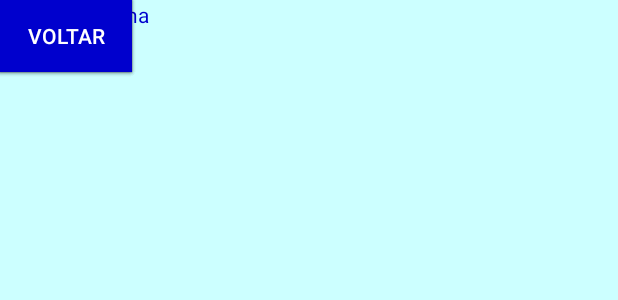
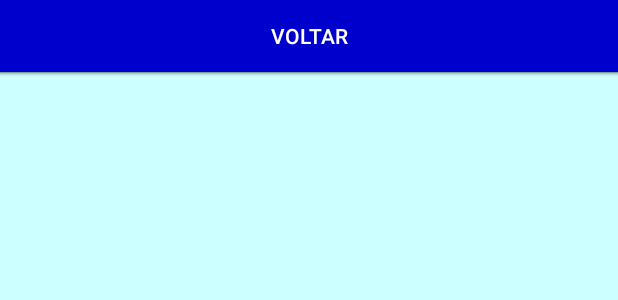
Before and after one commit to CGCavalcante/Health-new, an Android app: the layout activity_horario_medico.xml on its own in the app's theme, with its tools: preview values and no code run, on a phone screen of 412 x 824 dp. Shown: the top 300 px of the screen. Run offline under Robolectric (Android 15) with nearby library versions, the phone set to English and light mode, and no system bars.

```diff
--- a/app/build.gradle
+++ b/app/build.gradle
@@ -5,7 +5,7 @@ android {
     buildToolsVersion "27.0.0"
     defaultConfig {
         applicationId "com.maishealth.maishealth"
-        minSdkVersion 21
+        minSdkVersion 18
         targetSdkVersion 27
         versionCode 1
         versionName "1.0"
--- a/app/src/main/AndroidManifest.xml
+++ b/app/src/main/AndroidManifest.xml
@@ -65,7 +65,9 @@
         <activity
             android:name=".usuario.gui.ListaDeConsultasParaMedicoActivity"
             android:label="@string/label_lista_consultas_medico" />
-        <activity android:name=".HorarioMedico"></activity>
+        <activity android:name=".HorarioMedico">
+
+        </activity>
     </application>
 
 </manifest>
--- a/app/src/main/res/layout/activity_horario_medico.xml
+++ b/app/src/main/res/layout/activity_horario_medico.xml
@@ -4,8 +4,8 @@
     xmlns:tools="http://schemas.android.com/tools"
     android:layout_width="match_parent"
     android:layout_height="match_parent"
-    tools:context="com.maishealth.maishealth.HorarioMedico"
-    android:background="@color/colorFundo">
+    android:background="@color/colorFundo"
+    tools:context="com.maishealth.maishealth.HorarioMedico">
 
     <TextView
         android:id="@+id/textView"
@@ -18,50 +18,50 @@
 
     <Button
         android:id="@+id/button2"
-        android:layout_width="wrap_content"
+        android:layout_width="fill_parent"
         android:layout_height="wrap_content"
+        android:background="@color/colorText"
         android:text="Segunda"
-        android:background="@color/colorText"
         android:textColor="@color/colorTextoBut"
         tools:layout_editor_absoluteX="123dp"
         tools:layout_editor_absoluteY="120dp" />
 
     <Button
         android:id="@+id/button3"
-        android:layout_width="wrap_content"
+        android:layout_width="fill_parent"
         android:layout_height="wrap_content"
+        android:background="@color/colorText"
         android:text="Terca"
-        android:background="@color/colorText"
         android:textColor="@color/colorTextoBut"
         tools:layout_editor_absoluteX="123dp"
         tools:layout_editor_absoluteY="226dp" />
 
     <Button
         android:id="@+id/button4"
-        android:layout_width="wrap_content"
+        android:layout_width="fill_parent"
         android:layout_height="wrap_content"
+        android:background="@color/colorText"
         android:text="Quarta"
-        android:background="@color/colorText"
         android:textColor="@color/colorTextoBut"
         tools:layout_editor_absoluteX="58dp"
         tools:layout_editor_absoluteY="274dp" />
 
     <Button
         android:id="@+id/button5"
-        android:layout_width="wrap_content"
+        android:layout_width="fill_parent"
         android:layout_height="wrap_content"
+        android:background="@color/colorText"
         android:text="Quinta"
-        android:background="@color/colorText"
         android:textColor="@color/colorTextoBut"
         tools:layout_editor_absoluteX="58dp"
         tools:layout_editor_absoluteY="322dp" />
 
     <Button
         android:id="@+id/button6"
-        android:layout_width="wrap_content"
+        android:layout_width="fill_parent"
         android:layout_height="wrap_content"
+        android:background="@color/colorText"
         android:text="Sexta"
-        android:background="@color/colorText"
         android:textColor="@color/colorTextoBut"
         tools:layout_editor_absoluteX="123dp"
         tools:layout_editor_absoluteY="381dp" />
@@ -69,10 +69,10 @@
 
     <Button
         android:id="@+id/button7"
-        android:layout_width="wrap_content"
+        android:layout_width="fill_parent"
         android:layout_height="wrap_content"
+        android:background="@color/colorText"
         android:text="Voltar"
-        android:background="@color/colorText"
         android:textColor="@color/colorTextoBut"
         tools:layout_editor_absoluteX="68dp"
         tools:layout_editor_absoluteY="422dp" />
```
